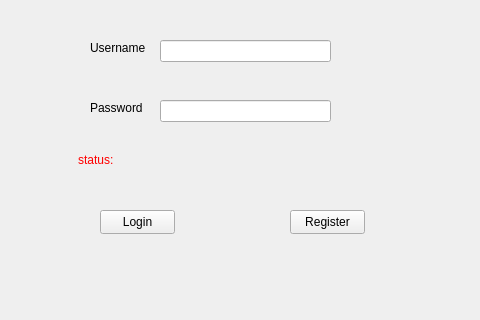
Above: LoginWindow.ui from Mbunkheila34/CinemaAssignment before the change; both pictures show x 0 to 480 and y 0 to 320 of the 800 by 600 pixel window. Below: the same form after it.
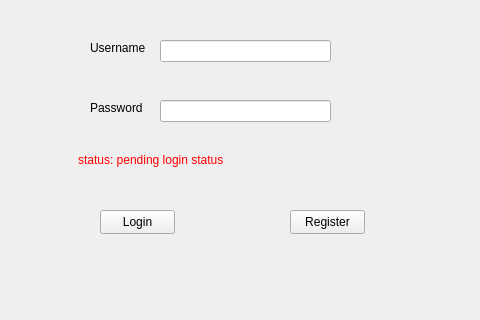
That is the form after the change.

Commit message: Finished login window ui

The edit to the form file:
```diff
--- a/LoginWindow.ui
+++ b/LoginWindow.ui
@@ -37,7 +37,7 @@
      </rect>
     </property>
     <property name="text">
-     <string>&lt;html&gt;&lt;head/&gt;&lt;body&gt;&lt;p&gt;&lt;span style=&quot; color:#ff0000;&quot;&gt;status: &lt;/span&gt;&lt;/p&gt;&lt;/body&gt;&lt;/html&gt;</string>
+     <string>&lt;html&gt;&lt;head/&gt;&lt;body&gt;&lt;p&gt;&lt;span style=&quot; color:#ff0000;&quot;&gt;status: pending login status&lt;/span&gt;&lt;/p&gt;&lt;/body&gt;&lt;/html&gt;</string>
     </property>
    </widget>
    <widget class="QLineEdit" name="passwordInput">
```
